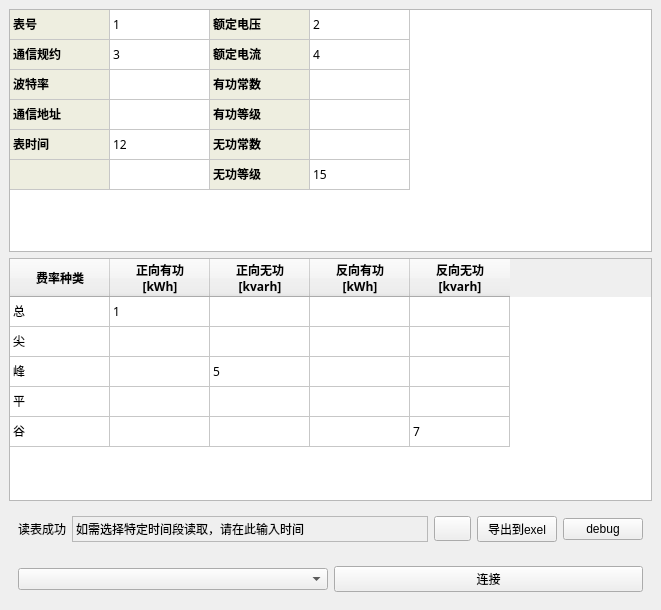
This is bysx/mainwindow.ui in sgh579/bysx as Qt 5 draws it before an edit. The edited form follows.
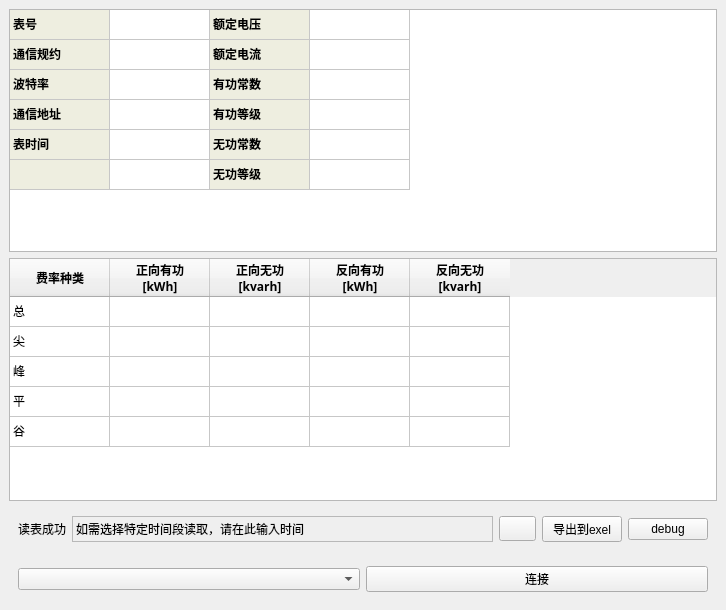
This is the edited form. Icons and pictures are not drawn.

```diff
--- a/bysx/mainwindow.ui
+++ b/bysx/mainwindow.ui
@@ -6,7 +6,7 @@
    <rect>
     <x>0</x>
     <y>0</y>
-    <width>661</width>
+    <width>726</width>
     <height>610</height>
    </rect>
   </property>
@@ -143,7 +143,7 @@
       </item>
       <item row="0" column="1">
        <property name="text">
-        <string>1</string>
+        <string/>
        </property>
       </item>
       <item row="0" column="2">
@@ -168,7 +168,7 @@
       </item>
       <item row="0" column="3">
        <property name="text">
-        <string>2</string>
+        <string/>
        </property>
       </item>
       <item row="1" column="0">
@@ -193,7 +193,7 @@
       </item>
       <item row="1" column="1">
        <property name="text">
-        <string>3</string>
+        <string/>
        </property>
       </item>
       <item row="1" column="2">
@@ -218,7 +218,7 @@
       </item>
       <item row="1" column="3">
        <property name="text">
-        <string>4</string>
+        <string/>
        </property>
       </item>
       <item row="2" column="0">
@@ -328,7 +328,7 @@
       </item>
       <item row="4" column="1">
        <property name="text">
-        <string>12</string>
+        <string/>
        </property>
       </item>
       <item row="4" column="2">
@@ -398,7 +398,7 @@
       </item>
       <item row="5" column="3">
        <property name="text">
-        <string>15</string>
+        <string/>
        </property>
       </item>
      </widget>
@@ -595,7 +595,7 @@
       </item>
       <item row="0" column="1">
        <property name="text">
-        <string>1</string>
+        <string/>
        </property>
       </item>
       <item row="1" column="0">
@@ -610,7 +610,7 @@
       </item>
       <item row="2" column="2">
        <property name="text">
-        <string>5</string>
+        <string/>
        </property>
       </item>
       <item row="3" column="0">
@@ -625,7 +625,7 @@
       </item>
       <item row="4" column="4">
        <property name="text">
-        <string>7</string>
+        <string/>
        </property>
       </item>
      </widget>
```
Left out of the diff: 4 changed lines with no effect on the pictures.
